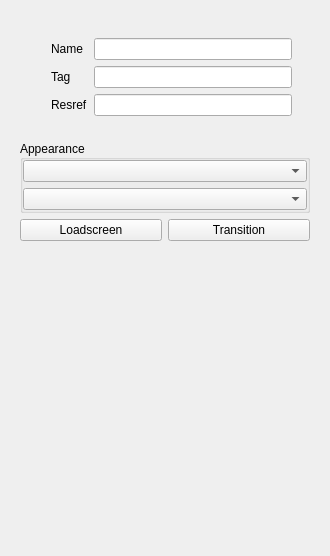
jd28/arclight, file src/widgets/DoorView/doorgeneralview.ui: the form before one commit.
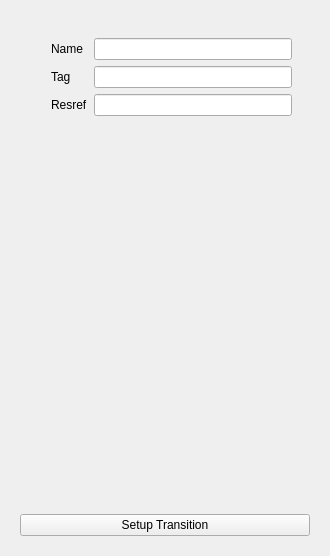
The form after the commit. Icons and pictures are not drawn. Custom widgets are drawn as their Qt base class.

Diff of the .ui file:
```diff
--- a/src/widgets/DoorView/doorgeneralview.ui
+++ b/src/widgets/DoorView/doorgeneralview.ui
@@ -84,42 +84,6 @@
         </layout>
        </widget>
       </item>
-      <item>
-       <widget class="QGroupBox" name="groupBox">
-        <property name="sizePolicy">
-         <sizepolicy hsizetype="Preferred" vsizetype="Fixed">
-          <horstretch>0</horstretch>
-          <verstretch>0</verstretch>
-         </sizepolicy>
-        </property>
-        <property name="title">
-         <string>Appearance</string>
-        </property>
-        <property name="alignment">
-         <set>Qt::AlignmentFlag::AlignLeading|Qt::AlignmentFlag::AlignLeft|Qt::AlignmentFlag::AlignVCenter</set>
-        </property>
-        <layout class="QVBoxLayout" name="verticalLayout_2">
-         <property name="leftMargin">
-          <number>0</number>
-         </property>
-         <property name="topMargin">
-          <number>0</number>
-         </property>
-         <property name="rightMargin">
-          <number>0</number>
-         </property>
-         <property name="bottomMargin">
-          <number>0</number>
-         </property>
-         <item>
-          <widget class="QComboBox" name="appearance"/>
-         </item>
-         <item>
-          <widget class="QComboBox" name="generic"/>
-         </item>
-        </layout>
-       </widget>
-      </item>
       <item>
        <widget class="QWidget" name="widget_3" native="true">
         <property name="sizePolicy">
@@ -141,26 +105,19 @@
          <property name="bottomMargin">
           <number>0</number>
          </property>
-         <item>
-          <widget class="QPushButton" name="transition">
-           <property name="text">
-            <string>Loadscreen</string>
-           </property>
-          </widget>
-         </item>
-         <item>
-          <widget class="QPushButton" name="loadscreen">
-           <property name="text">
-            <string>Transition</string>
-           </property>
-          </widget>
-         </item>
         </layout>
        </widget>
       </item>
       <item>
        <widget class="DoorProperties" name="properties" native="true"/>
       </item>
+      <item>
+       <widget class="QPushButton" name="loadscreen">
+        <property name="text">
+         <string>Setup Transition</string>
+        </property>
+       </widget>
+      </item>
      </layout>
     </widget>
    </item>
```
Left out of the diff: 7 changed lines with no effect on the pictures.
